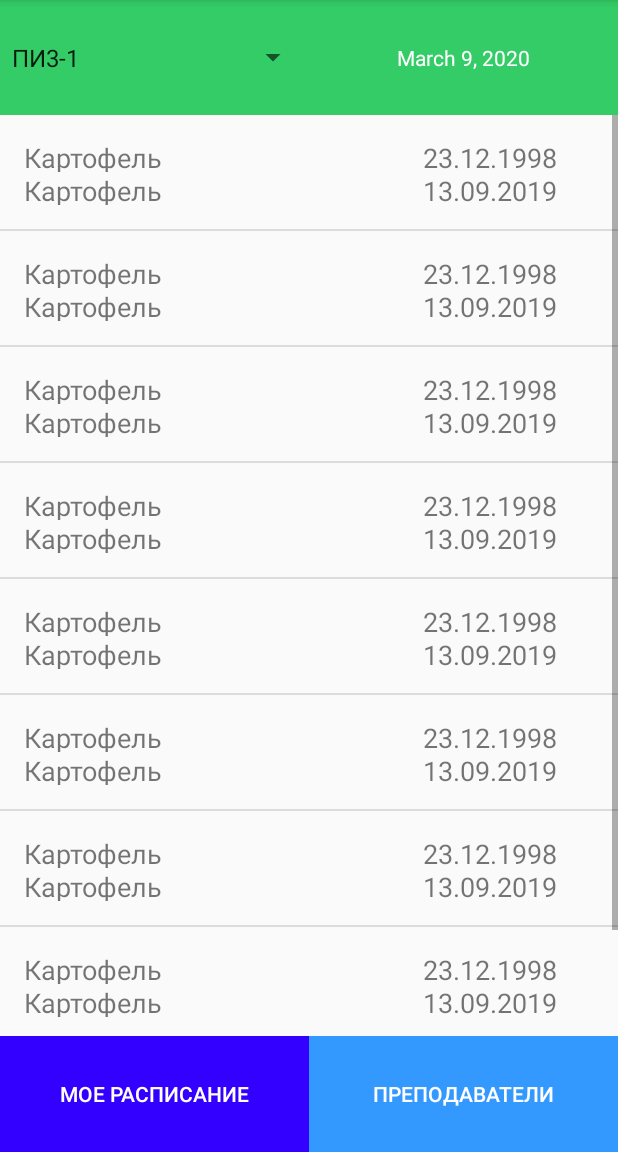
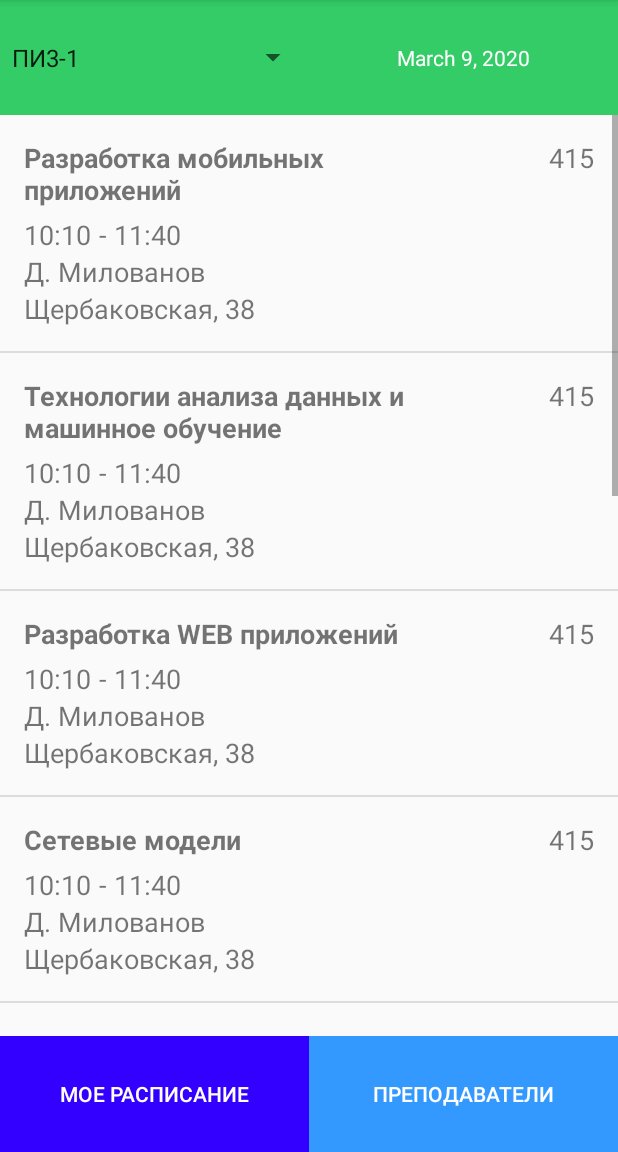
Before and after one commit to ianomokonov/Schedule, an Android app: the screen it shows after launch (SchedulerPageActivity), after a tap on "ПЕРЕЙТИ НА СЛЕДУЮЩУЮ СТРАНИЦУ", on a phone screen of 412 x 824 dp, the part 84-1236 px from its top. Run offline under Robolectric (Android 15) with nearby library versions, the phone set to English and light mode, and no system bars.

Commit message:
Измениил структуру предметов, поменял SubjectListItem layout

```diff
--- a/app/src/main/java/com/example/schedule/SchedulerPageActivity.java
+++ b/app/src/main/java/com/example/schedule/SchedulerPageActivity.java
@@ -12,6 +12,9 @@ import android.widget.TextView;
 
 import androidx.appcompat.app.AppCompatActivity;
 
+import com.example.schedule.models.Subject;
+import com.example.schedule.models.SubjectType;
+
 import java.util.ArrayList;
 import java.util.Calendar;
 
@@ -19,7 +22,7 @@ public class SchedulerPageActivity extends AppCompatActivity {
     String[] groupFilterValues = {"ПИ3-1", "ПИ3-2", "ПИ3-3"};
     TextView currentDateTime;
     Calendar dateAndTime=Calendar.getInstance();
-    ArrayList<Subject> lessons = new ArrayList();
+    ArrayList<Subject> subjects = new ArrayList();
     ListView productList;
 
 
@@ -27,7 +30,7 @@ public class SchedulerPageActivity extends AppCompatActivity {
     protected void onCreate(Bundle savedInstanceState) {
         super.onCreate(savedInstanceState);
         setContentView(R.layout.activity_scheduler_page);
-
+        this.initSubjectsList();
         // адаптер
         ArrayAdapter<String> adapter = new ArrayAdapter<String>(this, android.R.layout.simple_spinner_item, groupFilterValues);
         adapter.setDropDownViewResource(android.R.layout.simple_dropdown_item_1line);
@@ -40,17 +43,9 @@ public class SchedulerPageActivity extends AppCompatActivity {
         currentDateTime=(TextView)findViewById(R.id.selectedDate);
         setInitialDateTime();
 
-        lessons.add(new Subject("Картофель", "23.12.1998"));
-        lessons.add(new Subject("Картофель", "23.12.1998"));
-        lessons.add(new Subject("Картофель", "23.12.1998"));
-        lessons.add(new Subject("Картофель", "23.12.1998"));
-        lessons.add(new Subject("Картофель", "23.12.1998"));
-        lessons.add(new Subject("Картофель", "23.12.1998"));
-        lessons.add(new Subject("Картофель", "23.12.1998"));
-        lessons.add(new Subject("Картофель", "23.12.1998"));
-        lessons.add(new Subject("Картофель", "23.12.1998"));
+
         productList = (ListView) findViewById(R.id.classesList);
-        SubjectAdapter classAdapter = new SubjectAdapter(this, R.layout.class_list_item, lessons);
+        SubjectAdapter classAdapter = new SubjectAdapter(this, R.layout.subject_list_item, subjects);
         productList.setAdapter(classAdapter);
     }
 
@@ -71,6 +66,19 @@ public class SchedulerPageActivity extends AppCompatActivity {
                 DateUtils.FORMAT_SHOW_DATE | DateUtils.FORMAT_SHOW_YEAR));
     }
 
+    private void initSubjectsList(){
+        subjects.add(new Subject("Разработка мобильных приложений", "23.12.1998", "10:10", "11:40", "415", "Щербаковская, 38", "Д. Милованов", SubjectType.seminar));
+        subjects.add(new Subject("Технологии анализа данных и машинное обучение", "23.12.1998", "10:10", "11:40", "415", "Щербаковская, 38", "Д. Милованов", SubjectType.seminar));
+        subjects.add(new Subject("Разработка WEB приложений", "23.12.1998", "10:10", "11:40", "415", "Щербаковская, 38", "Д. Милованов", SubjectType.seminar));
+        subjects.add(new Subject("Сетевые модели", "23.12.1998", "10:10", "11:40", "415", "Щербаковская, 38", "Д. Милованов", SubjectType.seminar));
+        subjects.add(new Subject("Математичские методы принятия решений", "23.12.1998", "10:10", "11:40","415", "Щербаковская, 38", "Д. Милованов", SubjectType.seminar));
+        subjects.add(new Subject("Разработка мобильных приложений", "23.12.1998", "10:10", "11:40", "415", "Щербаковская, 38", "Д. Милованов", SubjectType.lecture));
+        subjects.add(new Subject("Технологии анализа данных и машинное обучение", "23.12.1998", "10:10", "11:40", "415", "Щербаковская, 38", "Д. Милованов", SubjectType.lecture));
+        subjects.add(new Subject("Разработка WEB приложений", "23.12.1998", "10:10", "11:40", "415", "Щербаковская, 38", "Д. Милованов", SubjectType.consultation));
+        subjects.add(new Subject("Сетевые модели", "23.12.1998", "10:10", "11:40", "415", "Щербаковская, 38", "Д. Милованов", SubjectType.exam));
+        subjects.add(new Subject("Математичские методы принятия решений", "23.12.1998", "10:10", "11:40", "415", "Щербаковская, 38", "Д. Милованов", SubjectType.seminar));
+    }
+
     // установка обработчика выбора даты
     DatePickerDialog.OnDateSetListener d=new DatePickerDialog.OnDateSetListener() {
         public void onDateSet(DatePicker view, int year, int monthOfYear, int dayOfMonth) {
--- a/app/src/main/java/com/example/schedule/Subject.java
+++ /dev/null
@@ -1,12 +0,0 @@
-package com.example.schedule;
-
-public class Subject {
-    public String name;
-    public String date;
-
-
-    Subject(String name, String date){
-        this.name = name;
-        this.date=date;
-    }
-}
--- a/app/src/main/java/com/example/schedule/SubjectAdapter.java
+++ b/app/src/main/java/com/example/schedule/SubjectAdapter.java
@@ -5,19 +5,20 @@ import android.view.LayoutInflater;
 import android.view.View;
 import android.view.ViewGroup;
 import android.widget.ArrayAdapter;
-import android.widget.Button;
 import android.widget.TextView;
+
+import com.example.schedule.models.Subject;
 
 import java.util.ArrayList;
 
 class SubjectAdapter extends ArrayAdapter<Subject> {
     private LayoutInflater inflater;
     private int layout;
-    private ArrayList<Subject> lessons;
+    private ArrayList<Subject> objects;
 
-    SubjectAdapter(Context context, int resource, ArrayList<Subject> lessons) {
-        super(context, resource, lessons);
-        this.lessons = lessons;
+    SubjectAdapter(Context context, int resource, ArrayList<Subject> objects) {
+        super(context, resource, objects);
+        this.objects = objects;
         this.layout = resource;
         this.inflater = LayoutInflater.from(context);
     }
@@ -32,21 +33,26 @@ class SubjectAdapter extends ArrayAdapter<Subject> {
         else{
             viewHolder = (ViewHolder) convertView.getTag();
         }
-        final Subject lesson = lessons.get(position);
+        final Subject subject = objects.get(position);
 
-        viewHolder.nameView.setText(lesson.name);
-        viewHolder.dateView.setText(lesson.date);
-        viewHolder.nameView1.setText(lesson.name);
+        viewHolder.nameView.setText(subject.name);
+        viewHolder.timeFromView.setText(subject.timeFrom);
+        viewHolder.timeToView.setText(subject.timeTo);
+        viewHolder.roomView.setText(subject.room);
+        viewHolder.addressView.setText(subject.address);
+        viewHolder.lecturerView.setText(subject.lecturer);
 
         return convertView;
     }
     private class ViewHolder {
-        final TextView nameView, dateView, nameView1, dateView1;
+        final TextView nameView, timeFromView, timeToView, roomView, addressView, lecturerView ;
         ViewHolder(View view){
-            nameView = (TextView) view.findViewById(R.id.class_list_item_name);
-            dateView = (TextView) view.findViewById(R.id.class_list_item_date);
-            nameView1 = (TextView) view.findViewById(R.id.class_list_item_name1);
-            dateView1 = (TextView) view.findViewById(R.id.class_list_item_date1);
+            nameView = (TextView) view.findViewById(R.id.subject_list_item_name);
+            timeFromView = (TextView) view.findViewById(R.id.subject_list_item_time_from);
+            timeToView = (TextView) view.findViewById(R.id.subject_list_item_time_to);
+            roomView = (TextView) view.findViewById(R.id.subject_list_item_room);
+            addressView = (TextView) view.findViewById(R.id.subject_list_item_address);
+            lecturerView = (TextView) view.findViewById(R.id.subject_list_item_lecturer);
         }
     }
 }
--- /dev/null
+++ b/app/src/main/java/com/example/schedule/models/Subject.java
@@ -0,0 +1,24 @@
+package com.example.schedule.models;
+
+public class Subject {
+    public String name;
+    public String date;
+    public String timeFrom;
+    public String timeTo;
+    public String room;
+    public String address;
+    public String lecturer;
+    public SubjectType type;
+
+
+    public Subject(String name, String date, String timeFrom, String timeTo, String room, String address, String lecturer, SubjectType type){
+        this.name = name;
+        this.date=date;
+        this.timeFrom = timeFrom;
+        this.timeTo = timeTo;
+        this.room = room;
+        this.address = address;
+        this.lecturer = lecturer;
+        this.type = type;
+    }
+}
--- /dev/null
+++ b/app/src/main/java/com/example/schedule/models/SubjectType.java
@@ -0,0 +1,8 @@
+package com.example.schedule.models;
+
+public enum SubjectType {
+    seminar,
+    lecture,
+    exam,
+    consultation
+}
--- a/app/src/main/res/layout/class_list_item.xml
+++ /dev/null
@@ -1,50 +0,0 @@
-<LinearLayout xmlns:android="http://schemas.android.com/apk/res/android"
-    android:layout_width="match_parent"
-    android:layout_height="wrap_content"
-    android:orientation="vertical"
-    android:padding="16dp">
-    <LinearLayout
-        android:layout_width="match_parent"
-        android:layout_height="10pt"
-        android:layout_weight="0.5"
-        android:orientation="horizontal"
-        >
-        <TextView
-            android:id="@+id/class_list_item_name"
-            android:layout_width="0dp"
-            android:layout_height="match_parent"
-            android:layout_weight="0.7"
-            android:text="Математика"
-
-            android:textSize="18sp" />
-        <TextView
-            android:id="@+id/class_list_item_date"
-            android:layout_width="0dp"
-            android:layout_height="match_parent"
-            android:layout_weight="0.3"
-            android:text="13.09.2019"
-            android:textSize="18sp" />
-    </LinearLayout>
-    <LinearLayout
-        android:layout_width="match_parent"
-        android:layout_height="10pt"
-        android:layout_weight="0.5"
-        android:orientation="horizontal"
-        >
-        <TextView
-            android:id="@+id/class_list_item_name1"
-            android:layout_width="0dp"
-            android:layout_height="match_parent"
-            android:layout_weight="0.7"
-            android:text="Математика"
-
-            android:textSize="18sp" />
-        <TextView
-            android:id="@+id/class_list_item_date1"
-            android:layout_width="0dp"
-            android:layout_height="match_parent"
-            android:layout_weight="0.3"
-            android:text="13.09.2019"
-            android:textSize="18sp" />
-    </LinearLayout>
-</LinearLayout>
--- /dev/null
+++ b/app/src/main/res/layout/subject_list_item.xml
@@ -0,0 +1,72 @@
+<LinearLayout xmlns:android="http://schemas.android.com/apk/res/android"
+    android:layout_width="match_parent"
+    android:layout_height="wrap_content"
+    android:orientation="vertical"
+    android:padding="16dp">
+    <LinearLayout
+        android:layout_width="match_parent"
+        android:layout_height="wrap_content"
+        android:orientation="horizontal"
+        android:layout_marginBottom="5dp"
+        >
+        <TextView
+            android:id="@+id/subject_list_item_name"
+            android:layout_width="0dp"
+            android:layout_height="wrap_content"
+            android:layout_weight="0.7"
+            android:textStyle="bold"
+            android:textSize="18sp" />
+        <TextView
+            android:id="@+id/subject_list_item_room"
+            android:gravity="right"
+            android:layout_width="0dp"
+            android:layout_height="wrap_content"
+            android:layout_weight="0.3"
+            android:textSize="18sp" />
+    </LinearLayout>
+    <LinearLayout
+        android:layout_width="match_parent"
+        android:layout_height="wrap_content"
+        android:orientation="horizontal"
+        >
+        <TextView
+            android:id="@+id/subject_list_item_time_from"
+            android:layout_width="wrap_content"
+            android:layout_height="wrap_content"
+            android:textSize="18sp" />
+        <TextView
+            android:layout_width="wrap_content"
+            android:layout_height="match_parent"
+            android:layout_marginLeft="5dp"
+            android:layout_marginRight="5dp"
+            android:text="-"
+            android:textSize="18sp" />
+        <TextView
+            android:id="@+id/subject_list_item_time_to"
+            android:layout_width="wrap_content"
+            android:layout_height="wrap_content"
+            android:textSize="18sp" />
+    </LinearLayout>
+    <LinearLayout
+        android:layout_width="match_parent"
+        android:layout_height="wrap_content"
+        android:orientation="horizontal"
+        >
+        <TextView
+            android:id="@+id/subject_list_item_lecturer"
+            android:layout_width="match_parent"
+            android:layout_height="wrap_content"
+            android:textSize="18sp" />
+    </LinearLayout>
+    <LinearLayout
+        android:layout_width="match_parent"
+        android:layout_height="wrap_content"
+        android:orientation="horizontal"
+        >
+        <TextView
+            android:id="@+id/subject_list_item_address"
+            android:layout_width="match_parent"
+            android:layout_height="wrap_content"
+            android:textSize="18sp" />
+    </LinearLayout>
+</LinearLayout>
```
